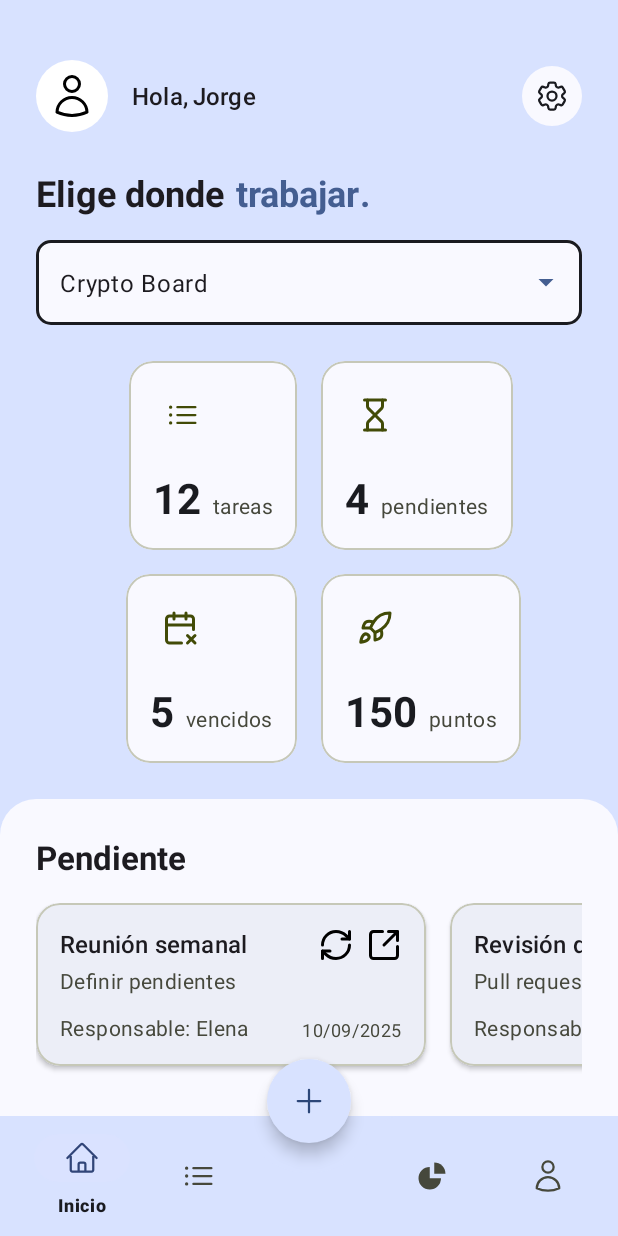
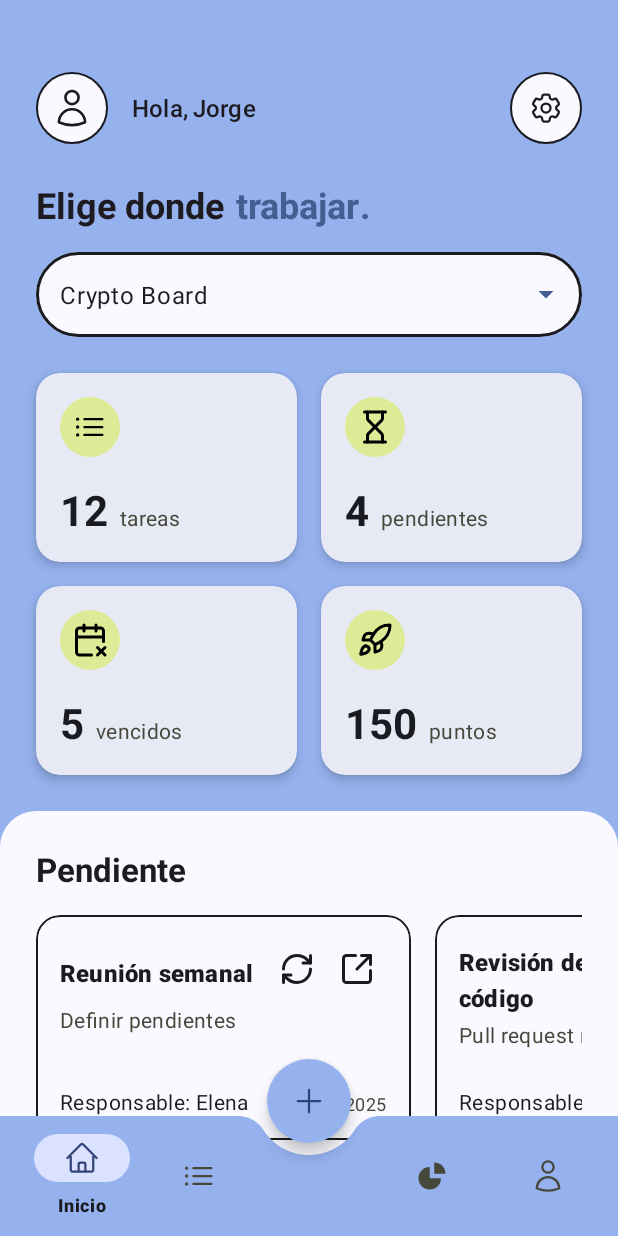
Before and after one commit to Lenas25/WeMake, an Android app: the MainActivity screen opened directly, with no data from a screen before it, on a phone screen of 412 x 824 dp. Run offline under Robolectric (Android 15) with nearby library versions, the phone set to English and light mode, and no system bars; our stand-ins replace navigation-ui.

Commit message:
:sparkles: finish home layout

```diff
--- a/app/src/main/java/com/utp/wemake/MainActivity.java
+++ b/app/src/main/java/com/utp/wemake/MainActivity.java
@@ -2,6 +2,8 @@
 package com.utp.wemake;
 
 import android.os.Bundle;
+
+import androidx.activity.EdgeToEdge;
 import androidx.appcompat.app.AppCompatActivity;
 import androidx.navigation.NavController;
 import androidx.navigation.fragment.NavHostFragment;
@@ -15,6 +17,7 @@ public class MainActivity extends AppCompatActivity {
     @Override
     protected void onCreate(Bundle savedInstanceState) {
         super.onCreate(savedInstanceState);
+        EdgeToEdge.enable(this);
         // Infla el layout principal que contiene el BottomNavigationView, el FAB y el NavHostFragment
         setContentView(R.layout.activity_main);
 
--- /dev/null
+++ b/app/src/main/res/drawable/circle_background_with_border.xml
@@ -0,0 +1,13 @@
+<?xml version="1.0" encoding="utf-8"?>
+<shape xmlns:android="http://schemas.android.com/apk/res/android"
+    android:shape="oval">
+    <!-- Color de relleno del círculo -->
+    <!-- Usamos el color de la superficie del tema, como lo tenías en tu layout -->
+    <solid android:color="?attr/colorSurface" />
+    <!-- Borde del círculo -->
+    <!-- Aquí definimos el grosor y el color del borde -->
+    <stroke
+        android:width="1dp"
+        android:color="?attr/colorOnSurface" />
+
+</shape>
--- a/app/src/main/res/layout/activity_main.xml
+++ b/app/src/main/res/layout/activity_main.xml
@@ -35,22 +35,23 @@
         android:id="@+id/bottom_app_bar"
         android:layout_width="match_parent"
         android:layout_height="wrap_content"
+        android:layout_gravity="bottom"
+        android:fitsSystemWindows="true"
+        app:backgroundTint="@color/bottomAppBarColor"
+        app:fabAlignmentMode="center"
         app:fabAnchorMode="cradle"
-        app:fabAlignmentMode="center"
+        app:fabCradleMargin="8dp"
         app:fabCradleRoundedCornerRadius="20dp"
-        app:fabCradleMargin="20dp"
-        app:fabCradleVerticalOffset="10dp"
-        android:layout_gravity="bottom"
-        app:backgroundTint="@color/bottomAppBarColor">
+        app:fabCradleVerticalOffset="10dp">
+
         <com.google.android.material.bottomnavigation.BottomNavigationView
             android:id="@+id/bottom_navigation"
+            android:layout_width="match_parent"
             android:layout_height="wrap_content"
-            android:layout_width="match_parent"
             android:background="@android:color/transparent"
             app:labelVisibilityMode="selected"
-            android:elevation="0dp"
-            app:menu="@menu/bottom_nav_menu"
-            android:layout_gravity="bottom" />
+            app:menu="@menu/bottom_nav_menu" />
+
     </com.google.android.material.bottomappbar.BottomAppBar>
 
 
--- a/app/src/main/res/layout/fragment_home.xml
+++ b/app/src/main/res/layout/fragment_home.xml
@@ -8,14 +8,13 @@
     android:layout_height="match_parent"
     android:fillViewport="true"
     android:clipToPadding="true"
-    android:paddingBottom="80dp"
+    android:paddingTop="32dp"
     android:background="?attr/colorPrimaryContainer"
     tools:context=".HomeFragment">
 
     <androidx.constraintlayout.widget.ConstraintLayout
         android:layout_width="match_parent"
-        android:layout_height="wrap_content"
-        android:paddingTop="24dp">
+        android:layout_height="wrap_content">
 
         <!-- Encabezado con avatar, saludo, nombre y botón de ajustes -->
         <LinearLayout
@@ -35,8 +34,9 @@
                 android:id="@+id/avatar"
                 android:layout_width="48dp"
                 android:layout_height="48dp"
-                android:background="@drawable/circle_background"
-                android:padding="8dp"
+                android:background="@drawable/circle_background_with_border"
+                app:tint="?attr/colorOnSurface"
+                android:padding="10dp"
                 android:src="@drawable/ic_profile" />
 
             <!-- Texto de saludo -->
@@ -66,18 +66,14 @@
             <!-- Botón de ajustes con ícono -->
             <ImageButton
                 android:id="@+id/settings_button"
-                android:layout_width="40dp"
-                android:layout_height="40dp"
-                app:backgroundTint="?attr/colorSurface"
+                android:layout_width="48dp"
+                android:layout_height="48dp"
                 app:iconTint="?attr/colorOnSurface"
-                android:background="@drawable/circle_background"
-                app:strokeWidth="2dp"
-                app:strokeColor="?attr/colorOnSurface"
+                android:background="@drawable/circle_background_with_border"
                 android:src="@drawable/ic_settings"
                 android:scaleType="centerInside"
                 android:padding="0dp"
                 app:tint="?attr/colorOnSurface"/>
-
         </LinearLayout>
 
 
@@ -131,23 +127,14 @@
         <!-- Dropdown con menú desplegable -->
         <com.google.android.material.textfield.TextInputLayout
             android:id="@+id/dropdown_layout"
-            style="@style/Widget.Material3.TextInputLayout.OutlinedBox.ExposedDropdownMenu"
+            style="@style/Widget.App.TextInputLayout.RoundedDropdown"
             android:layout_width="match_parent"
             android:layout_height="wrap_content"
             android:layout_marginTop="10dp"
-            tools:ignore="MissingConstraints"
+            app:boxBackgroundColor="?attr/colorSurface"
+            app:iconTint="?attr/colorOnSurface"
             app:boxStrokeColor="?attr/colorOnSurface"
-            app:boxCornerRadiusBottomEnd="10dp"
-            app:boxCornerRadiusBottomStart="10dp"
-            app:boxCornerRadiusTopEnd="10dp"
-            app:boxCornerRadiusTopStart="10dp"
-            app:boxStrokeWidth="2dp"
-            app:boxBackgroundColor="?attr/colorSurface"
-            app:backgroundTint="?attr/colorSurface"
-            app:iconTint="?attr/colorOnSurface"
-            app:cornerRadius="100dp"
-            app:strokeWidth="2dp"
-            app:strokeColor="?attr/colorOnSurface"
+            app:boxStrokeWidth="1dp"
             android:layout_marginHorizontal="24dp"
             app:layout_constraintStart_toStartOf="parent"
             app:layout_constraintTop_toBottomOf="@id/title_work_container" >
@@ -158,8 +145,8 @@
                 android:layout_width="match_parent"
                 android:layout_height="wrap_content"
                 android:inputType="none"
-                android:textFontWeight="@integer/material_motion_duration_medium_2"
                 android:text="@string/ex_dashboard"
+                android:labelFor="@id/dropdown_layout"
                 tools:ignore="MissingConstraints" />
 
         </com.google.android.material.textfield.TextInputLayout>
@@ -177,9 +164,14 @@
             android:id="@+id/card_tareas"
             android:layout_width="0dp"
             android:layout_height="wrap_content"
+            android:layout_marginStart="24dp"
             android:layout_marginTop="24dp"
+            app:cardBackgroundColor="?attr/colorSurface"
+            app:strokeWidth="0dp"
             android:layout_marginEnd="8dp"
+            app:cardElevation="4dp"
             app:cardCornerRadius="16dp"
+            app:layout_constraintStart_toStartOf="parent"
             app:layout_constraintEnd_toStartOf="@id/guideline_vertical"
             app:layout_constraintTop_toBottomOf="@id/dropdown_layout">
 
@@ -195,6 +187,11 @@
             android:layout_height="wrap_content"
             android:layout_marginStart="8dp"
             app:cardCornerRadius="16dp"
+            app:strokeWidth="0dp"
+            app:cardElevation="4dp"
+            android:layout_marginEnd="24dp"
+            app:layout_constraintEnd_toEndOf="parent"
+            app:cardBackgroundColor="?attr/colorSurface"
             app:layout_constraintBottom_toBottomOf="@id/card_tareas"
             app:layout_constraintStart_toEndOf="@id/guideline_vertical"
             app:layout_constraintTop_toTopOf="@id/card_tareas">
@@ -210,8 +207,13 @@
             android:layout_width="0dp"
             android:layout_height="wrap_content"
             android:layout_marginTop="16dp"
+            app:strokeWidth="0dp"
             android:layout_marginEnd="8dp"
             app:cardCornerRadius="16dp"
+            app:cardElevation="4dp"
+            android:layout_marginStart="24dp"
+            app:cardBackgroundColor="?attr/colorSurface"
+            app:layout_constraintStart_toStartOf="parent"
             app:layout_constraintEnd_toStartOf="@id/guideline_vertical"
             app:layout_constraintTop_toBottomOf="@id/card_tareas">
 
@@ -227,6 +229,11 @@
             android:layout_height="wrap_content"
             android:layout_marginStart="8dp"
             app:cardCornerRadius="16dp"
+            app:strokeWidth="0dp"
+            app:cardElevation="4dp"
+            android:layout_marginEnd="24dp"
+            app:layout_constraintEnd_toEndOf="parent"
+            app:cardBackgroundColor="?attr/colorSurface"
             app:layout_constraintBottom_toBottomOf="@id/card_vencidos"
             app:layout_constraintStart_toEndOf="@id/guideline_vertical"
             app:layout_constraintTop_toTopOf="@id/card_vencidos">
@@ -250,7 +257,9 @@
             android:layout_marginTop="24dp"
             android:background="@drawable/content_background"
             android:orientation="vertical"
-            android:padding="24dp"
+            android:paddingHorizontal="24dp"
+            android:paddingBottom="160dp"
+            android:paddingTop="24dp"
             app:layout_constraintEnd_toEndOf="parent"
             app:layout_constraintStart_toStartOf="parent"
             app:layout_constraintTop_toBottomOf="@id/card_vencidos">
@@ -266,10 +275,12 @@
             <androidx.recyclerview.widget.RecyclerView
                 android:id="@+id/recycler_pending"
                 android:layout_width="match_parent"
-                android:layout_height="120dp"
+                android:layout_height="150dp"
                 android:layout_marginTop="16dp"
                 android:clipToPadding="false"
                 android:nestedScrollingEnabled="false"
+                app:layoutManager="androidx.recyclerview.widget.LinearLayoutManager"
+                android:orientation="horizontal"
                 tools:itemCount="3"
                 tools:listitem="@layout/item_task_card" />
 
@@ -285,10 +296,12 @@
             <androidx.recyclerview.widget.RecyclerView
                 android:id="@+id/recycler_in_progress"
                 android:layout_width="match_parent"
-                android:layout_height="120dp"
+                android:layout_height="150dp"
                 android:layout_marginTop="16dp"
                 android:clipToPadding="false"
                 android:nestedScrollingEnabled="false"
+                app:layoutManager="androidx.recyclerview.widget.LinearLayoutManager"
+                android:orientation="horizontal"
                 tools:itemCount="3"
                 tools:listitem="@layout/item_task_card" />
 
@@ -304,10 +317,12 @@
             <androidx.recyclerview.widget.RecyclerView
                 android:id="@+id/recycler_done"
                 android:layout_width="match_parent"
-                android:layout_height="120dp"
+                android:layout_height="150dp"
                 android:layout_marginTop="16dp"
                 android:clipToPadding="false"
                 android:nestedScrollingEnabled="false"
+                app:layoutManager="androidx.recyclerview.widget.LinearLayoutManager"
+                android:orientation="horizontal"
                 tools:itemCount="3"
                 tools:listitem="@layout/item_task_card" />
 
--- a/app/src/main/res/layout/item_summary_card.xml
+++ b/app/src/main/res/layout/item_summary_card.xml
@@ -8,25 +8,29 @@
     android:padding="16dp">
 
     <!--
-        Icono con fondo circular:
-        - Un FrameLayout actúa como el círculo de color.
-        - Un ImageView dentro muestra el icono real.
+        Contenedor del icono:
+        - Ahora usa el fondo circular que creamos.
     -->
     <FrameLayout
         android:id="@+id/icon_container"
         android:layout_width="40dp"
         android:layout_height="40dp"
-        android:backgroundTint="?attr/colorTertiaryContainer"
+        android:background="@drawable/circle_background"
+        android:backgroundTint="@color/md_theme_tertiaryFixed"
         app:layout_constraintStart_toStartOf="parent"
         app:layout_constraintTop_toTopOf="parent">
 
+        <!--
+            Icono:
+            - El color del icono es 'onTertiaryContainer' para asegurar el contraste.
+        -->
         <ImageView
             android:id="@+id/summary_icon"
             android:layout_width="24dp"
             android:layout_height="24dp"
             android:layout_gravity="center"
-            app:tint="?attr/colorOnTertiaryContainer"
-            tools:src="@drawable/ic_tasks" /> <!-- Icono de ejemplo -->
+            app:tint="#000"
+            tools:src="@drawable/ic_tasks" />
     </FrameLayout>
 
     <!--
@@ -58,6 +62,6 @@
         android:textColor="?attr/colorOnSurfaceVariant"
         app:layout_constraintBaseline_toBaselineOf="@id/summary_value"
         app:layout_constraintStart_toEndOf="@id/summary_value"
-        tools:text="tareas" />
+        tools:text="@string/ex_summary_description" />
 
 </androidx.constraintlayout.widget.ConstraintLayout>
--- a/app/src/main/res/layout/item_task_card.xml
+++ b/app/src/main/res/layout/item_task_card.xml
@@ -3,18 +3,18 @@
 <com.google.android.material.card.MaterialCardView
     xmlns:android="http://schemas.android.com/apk/res/android"
     xmlns:app="http://schemas.android.com/apk/res-auto"
-    android:layout_width="260dp"
-    android:layout_height="wrap_content"
+    android:layout_width="250dp"
+    android:layout_height="match_parent"
     android:layout_marginEnd="16dp"
-    app:cardElevation="2dp"
+    app:cardElevation="0dp"
     app:strokeWidth="1dp"
-    app:strokeColor="?attr/colorOutlineVariant"
+    app:strokeColor="?attr/colorOnSurface"
     app:cardCornerRadius="16dp">
 
     <!-- Contenedor interno para organizar los elementos con restricciones -->
     <androidx.constraintlayout.widget.ConstraintLayout
         android:layout_width="match_parent"
-        android:layout_height="wrap_content"
+        android:layout_height="match_parent"
         android:padding="16dp">
 
         <!-- Título de la tarea -->
@@ -23,10 +23,62 @@
             style="@style/TextAppearance.Material3.TitleMedium"
             android:layout_width="0dp"
             android:layout_height="wrap_content"
-            android:text="Título"
+            android:text="@string/ex_task_title"
+            android:textStyle="bold"
             app:layout_constraintStart_toStartOf="parent"
             app:layout_constraintTop_toTopOf="parent"
-            app:layout_constraintEnd_toStartOf="@id/icon_change"/>
+            app:layout_constraintEnd_toStartOf="@id/button_change"
+            android:layout_marginEnd="8dp"
+            app:layout_constraintBottom_toTopOf="@id/task_description" />
+
+        <!-- Icono de cambio/edición de la tarea
+            - style: Lo hace transparente y circular.
+            - app:icon: Reemplaza a android:src.
+            - contentDescription: Esencial para accesibilidad.
+        -->
+        <ImageButton
+            android:id="@+id/button_change"
+            android:layout_width="40dp"
+            android:layout_height="40dp"
+            android:backgroundTint="@color/md_theme_surface"
+            android:src="@drawable/ic_change"
+            android:background="@drawable/circle_background"
+            android:scaleType="centerInside"
+            android:padding="0dp"
+            app:iconSize="24dp"
+            android:contentDescription="@string/btn_change"
+            app:layout_constraintEnd_toStartOf="@id/button_external"
+            app:layout_constraintTop_toTopOf="parent"
+            app:tint="?attr/colorOnSurface" />
+
+        <!-- Icono de enlace externo asociado a la tarea -->
+        <ImageButton
+            android:id="@+id/button_external"
+            android:src="@drawable/ic_external_link"
+            android:background="@drawable/circle_background"
+            android:backgroundTint="@color/md_theme_surface"
+            android:scaleType="centerInside"
+            android:padding="0dp"
+            android:layout_width="40dp"
+            android:layout_height="40dp"
+            app:iconSize="24dp"
+            android:contentDescription="@string/btn_open"
+            app:layout_constraintEnd_toEndOf="parent"
+            app:layout_constraintTop_toTopOf="parent"
+            app:tint="?attr/colorOnSurface" />
+
+        <!--
+           CAMBIO CLAVE: Barrera
+           Esta línea invisible se coloca automáticamente debajo del elemento MÁS BAJO
+           de la primera fila (en este caso, los botones).
+       -->
+        <androidx.constraintlayout.widget.Barrier
+            android:id="@+id/header_barrier"
+            android:layout_width="wrap_content"
+            android:layout_height="wrap_content"
+            app:barrierDirection="bottom"
+            app:constraint_referenced_ids="task_title, button_change, button_external" />
+
 
         <!-- Descripción breve de la tarea -->
         <TextView
@@ -35,11 +87,12 @@
             android:layout_width="0dp"
             android:layout_height="wrap_content"
             android:layout_marginTop="4dp"
-            android:text="Description"
+            android:text="@string/ex_task_description"
             android:textColor="?attr/colorOnSurfaceVariant"
             app:layout_constraintStart_toStartOf="parent"
-            app:layout_constraintTop_toBottomOf="@id/task_title"
-            app:layout_constraintEnd_toEndOf="@id/task_title"/>
+            app:layout_constraintEnd_toEndOf="parent"
+            app:layout_constraintTop_toBottomOf="@id/header_barrier" />
+
 
         <!-- Nombre del responsable de la tarea -->
         <TextView
@@ -47,41 +100,25 @@
             style="@style/TextAppearance.Material3.BodyMedium"
             android:layout_width="0dp"
             android:layout_height="wrap_content"
-            android:layout_marginTop="12dp"
-            android:text="Responsable"
-            android:textColor="?attr/colorOnSurfaceVariant"
+            android:layout_marginTop="10dp"
+            android:text="@string/ex_task_responsible"
             app:layout_constraintStart_toStartOf="parent"
-            app:layout_constraintTop_toBottomOf="@id/task_description" />
+            app:layout_constraintEnd_toStartOf="@id/task_due_date"
+            app:layout_constraintBottom_toBottomOf="parent"/>
 
-        <!-- Icono de cambio/edición de la tarea -->
-        <ImageView
-            android:id="@+id/icon_change"
-            android:layout_width="24dp"
-            android:layout_height="24dp"
-            android:src="@drawable/ic_change"
-            app:layout_constraintEnd_toStartOf="@id/icon_external"
-            app:layout_constraintTop_toTopOf="parent"
-            android:layout_marginEnd="8dp"/>
-
-        <!-- Icono de enlace externo asociado a la tarea -->
-        <ImageView
-            android:id="@+id/icon_external"
-            android:layout_width="24dp"
-            android:layout_height="24dp"
-            android:src="@drawable/ic_external_link"
-            app:layout_constraintEnd_toEndOf="parent"
-            app:layout_constraintTop_toTopOf="parent"/>
 
         <!-- Fecha de vencimiento de la tarea -->
         <TextView
             android:id="@+id/task_due_date"
             style="@style/TextAppearance.Material3.BodySmall"
-            android:layout_width="wrap_content"
+            android:layout_width="0dp"
             android:layout_height="wrap_content"
-            android:text="Due Date"
+            android:text="@string/ex_task_duedate"
+            android:layout_marginTop="10dp"
             android:textColor="?attr/colorOnSurfaceVariant"
             app:layout_constraintEnd_toEndOf="parent"
-            app:layout_constraintBottom_toBottomOf="@id/task_responsible" />
+            app:layout_constraintBottom_toBottomOf="parent" />
+
 
     </androidx.constraintlayout.widget.ConstraintLayout>
 </com.google.android.material.card.MaterialCardView>
--- a/app/src/main/res/values-night/themes.xml
+++ b/app/src/main/res/values-night/themes.xml
@@ -57,4 +57,13 @@
         <item name="cornerFamily">rounded</item>
         <item name="cornerSize">50%</item>
     </style>
+
+    <style name="ShapeAppearance.App.Rounded" parent="ShapeAppearance.Material3.SmallComponent">
+        <item name="cornerFamily">rounded</item>
+        <item name="cornerSize">100dp</item>
+    </style>
+
+    <style name="Widget.App.TextInputLayout.RoundedDropdown" parent="Widget.Material3.TextInputLayout.OutlinedBox.ExposedDropdownMenu">
+        <item name="shapeAppearance">@style/ShapeAppearance.App.Rounded</item>
+    </style>
 </resources>
--- a/app/src/main/res/values/colors.xml
+++ b/app/src/main/res/values/colors.xml
@@ -2,7 +2,7 @@
 <resources>
     <color name="md_theme_primary">#445E91</color>
     <color name="md_theme_onPrimary">#FFFFFF</color>
-    <color name="md_theme_primaryContainer">#D8E2FF</color>
+    <color name="md_theme_primaryContainer">#95B1EE</color>
     <color name="md_theme_onPrimaryContainer">#2B4678</color>
     <color name="md_theme_secondary">#495D92</color>
     <color name="md_theme_onSecondary">#FFFFFF</color>
@@ -141,5 +141,5 @@
     <color name="md_theme_surfaceContainer_highContrast">#E2E2E9</color>
     <color name="md_theme_surfaceContainerHigh_highContrast">#D4D4DB</color>
     <color name="md_theme_surfaceContainerHighest_highContrast">#C6C6CD</color>
-    <color name="bottomAppBarColor">#D8E2FF</color>
+    <color name="bottomAppBarColor">#95B1EE</color>
 </resources>
--- a/app/src/main/res/values/strings.xml
+++ b/app/src/main/res/values/strings.xml
@@ -44,6 +44,7 @@
     <string name="item_stats">Datos</string>
     <string name="item_profile">Perfil</string>
     <string name="floating_add">Agregar</string>
+    <string name="settings">Configuraión</string>
 
 
     <!-- Home -->
@@ -57,5 +58,13 @@
     <string name="state_pending">Pendiente</string>
     <string name="state_inprogress">En progreso</string>
     <string name="state_done">Completado</string>
+    <string name="ex_summary_description">tareas</string>
+    <string name="ex_task_title">Titulo</string>
+    <string name="ex_task_description">Descripcion</string>
+    <string name="ex_task_responsible">Responsable</string>
+    <string name="ex_task_duedate">Fecha</string>
+    <string name="btn_change">Cambiar Estado</string>
+    <string name="btn_open">Abrir Tarea</string>
+
 
 </resources>
--- a/app/src/main/res/values/themes.xml
+++ b/app/src/main/res/values/themes.xml
@@ -52,12 +52,19 @@
         <item name="gradientStartColor">@color/md_theme_primary</item>
         <item name="gradientEndColor">@color/md_theme_surfaceVariant</item>
         <item name="gradientCenterColor">@color/md_theme_primaryContainer</item>
-
-
     </style>
 
     <style name="ShapeAppearance.App.Circle" parent="">
         <item name="cornerFamily">rounded</item>
         <item name="cornerSize">50%</item>
     </style>
+
+    <style name="ShapeAppearance.App.Rounded" parent="ShapeAppearance.Material3.SmallComponent">
+        <item name="cornerFamily">rounded</item>
+        <item name="cornerSize">100dp</item>
+    </style>
+
+    <style name="Widget.App.TextInputLayout.RoundedDropdown" parent="Widget.Material3.TextInputLayout.OutlinedBox.ExposedDropdownMenu">
+        <item name="shapeAppearance">@style/ShapeAppearance.App.Rounded</item>
+    </style>
 </resources>
```
